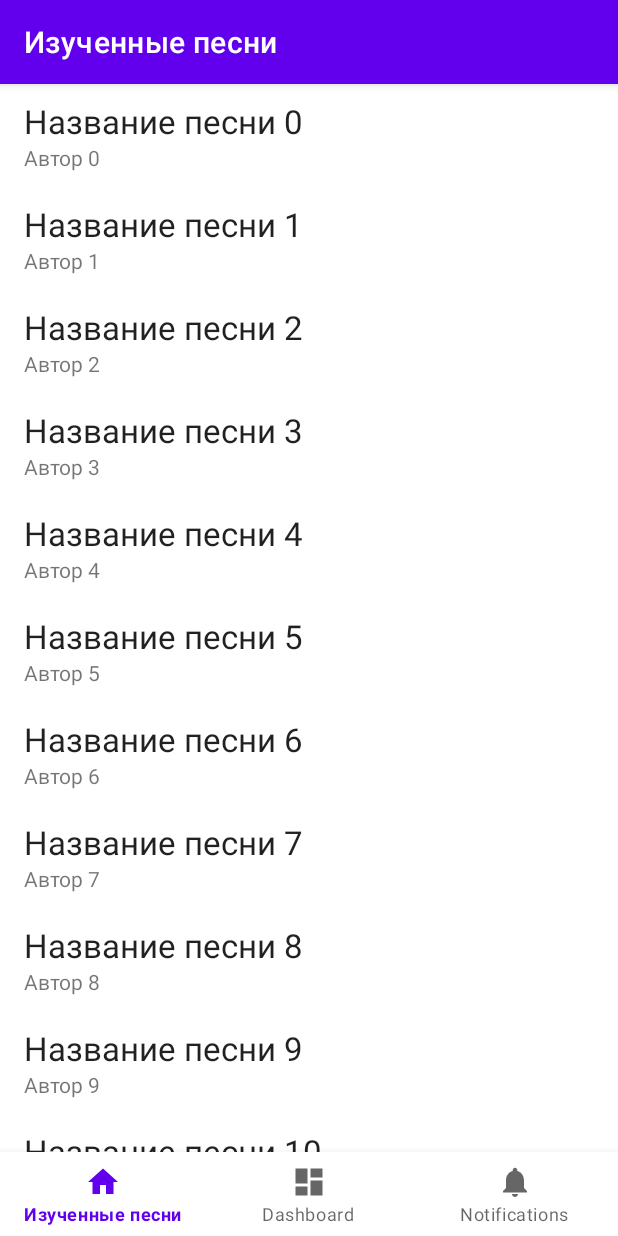
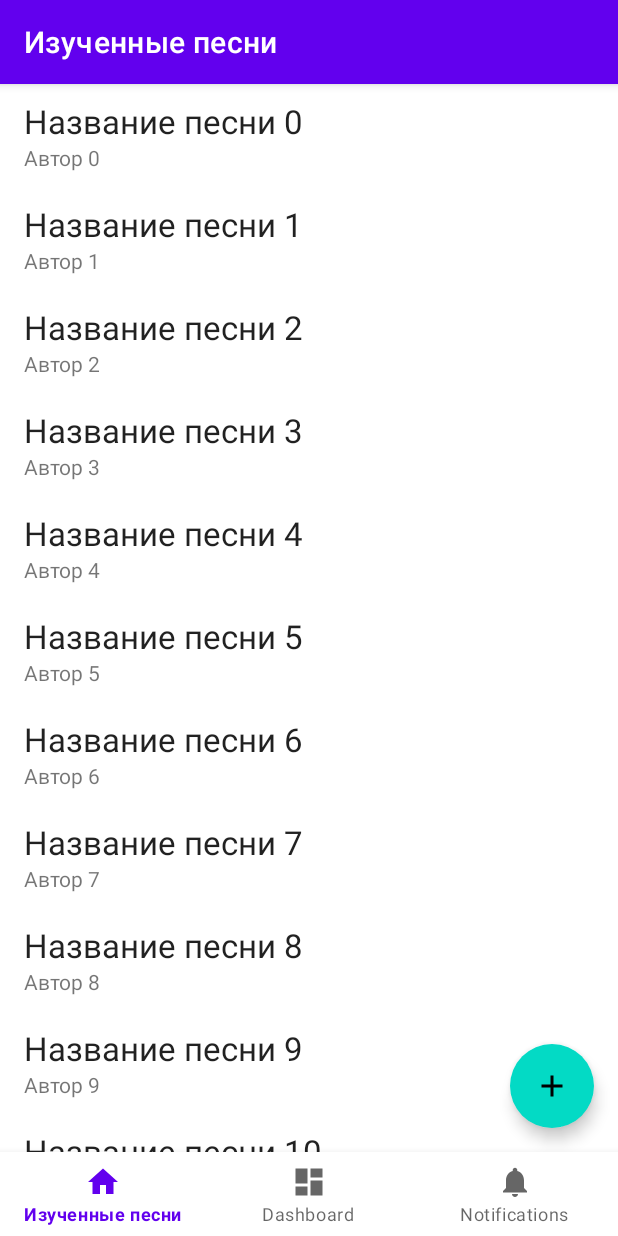
Before and after one commit to viafanasyev/guitar-songbook, an Android app: the screen it shows after launch (MainActivity), on a phone screen of 412 x 824 dp. Run offline under Robolectric (Android 15) with nearby library versions, the phone set to English and light mode, and no system bars; our stand-ins replace Room's generated code, navigation-ui.

Commit message:
Add stub-button to add learned song

```diff
--- a/app/src/main/java/ru/viafanasyev/guitarsongbook/ui/learnedsongs/LearnedSongsFragment.kt
+++ b/app/src/main/java/ru/viafanasyev/guitarsongbook/ui/learnedsongs/LearnedSongsFragment.kt
@@ -8,6 +8,7 @@ import android.view.ViewGroup
 import androidx.fragment.app.Fragment
 import androidx.fragment.app.viewModels
 import androidx.recyclerview.widget.LinearLayoutManager
+import com.google.android.material.snackbar.Snackbar
 import ru.viafanasyev.guitarsongbook.adapter.LearnedSongsRecyclerAdapter
 import ru.viafanasyev.guitarsongbook.databinding.FragmentLearnedSongsBinding
 import ru.viafanasyev.guitarsongbook.domain.DataAccessService
@@ -38,6 +39,18 @@ class LearnedSongsFragment : Fragment() {
         learnedSongsViewModel.allLearned.observe(viewLifecycleOwner) {
             learnedSongsRecyclerView.adapter = LearnedSongsRecyclerAdapter(it, ::onSongClick)
         }
+
+        val fab = binding.fabAddLearnedSong
+        fab.setOnClickListener { button ->
+            val nextId = learnedSongsViewModel.allLearned.value?.size
+            if (nextId == null) {
+                Snackbar.make(button, "Can't add new song: id is null", Snackbar.LENGTH_LONG).show()
+            } else {
+                learnedSongsViewModel.insertAll(Song(nextId, "Название песни $nextId", "Автор $nextId", true))
+                Snackbar.make(button, "Added song with id=$nextId", Snackbar.LENGTH_LONG).show()
+            }
+        }
+
         return binding.root
     }
 
--- /dev/null
+++ b/app/src/main/res/drawable/ic_add_black_24dp.xml
@@ -0,0 +1,5 @@
+<vector android:height="24dp" android:tint="#000000"
+    android:viewportHeight="24" android:viewportWidth="24"
+    android:width="24dp" xmlns:android="http://schemas.android.com/apk/res/android">
+    <path android:fillColor="@android:color/white" android:pathData="M19,13h-6v6h-2v-6H5v-2h6V5h2v6h6v2z"/>
+</vector>
--- a/app/src/main/res/layout/fragment_learned_songs.xml
+++ b/app/src/main/res/layout/fragment_learned_songs.xml
@@ -17,4 +17,20 @@
         app:layout_constraintStart_toStartOf="parent"
         app:layout_constraintTop_toTopOf="parent"
         tools:listitem="@layout/song_item" />
+
+    <com.google.android.material.floatingactionbutton.FloatingActionButton
+        android:id="@+id/fabAddLearnedSong"
+        android:layout_width="wrap_content"
+        android:layout_height="wrap_content"
+        android:layout_marginBottom="16dp"
+        android:layout_marginEnd="16dp"
+        android:elevation="6dp"
+        android:foregroundGravity="bottom|right"
+        app:layout_constraintBottom_toBottomOf="parent"
+        app:layout_constraintEnd_toEndOf="parent"
+        app:pressedTranslationZ="12dp"
+        app:borderWidth="0dp"
+        android:src="@drawable/ic_add_black_24dp"
+        android:contentDescription="@string/add_learned_song" />
+
 </androidx.constraintlayout.widget.ConstraintLayout>
--- a/app/src/main/res/values/strings.xml
+++ b/app/src/main/res/values/strings.xml
@@ -4,6 +4,9 @@
     <string name="title_dashboard">Dashboard</string>
     <string name="title_notifications">Notifications</string>
 
+    <!-- Content description -->
+    <string name="add_learned_song">Добавить изученную песню</string>
+
     <!-- Example data -->
     <string name="stub_song_title">Название песни</string>
     <string name="stub_song_author">Автор песни</string>
```
